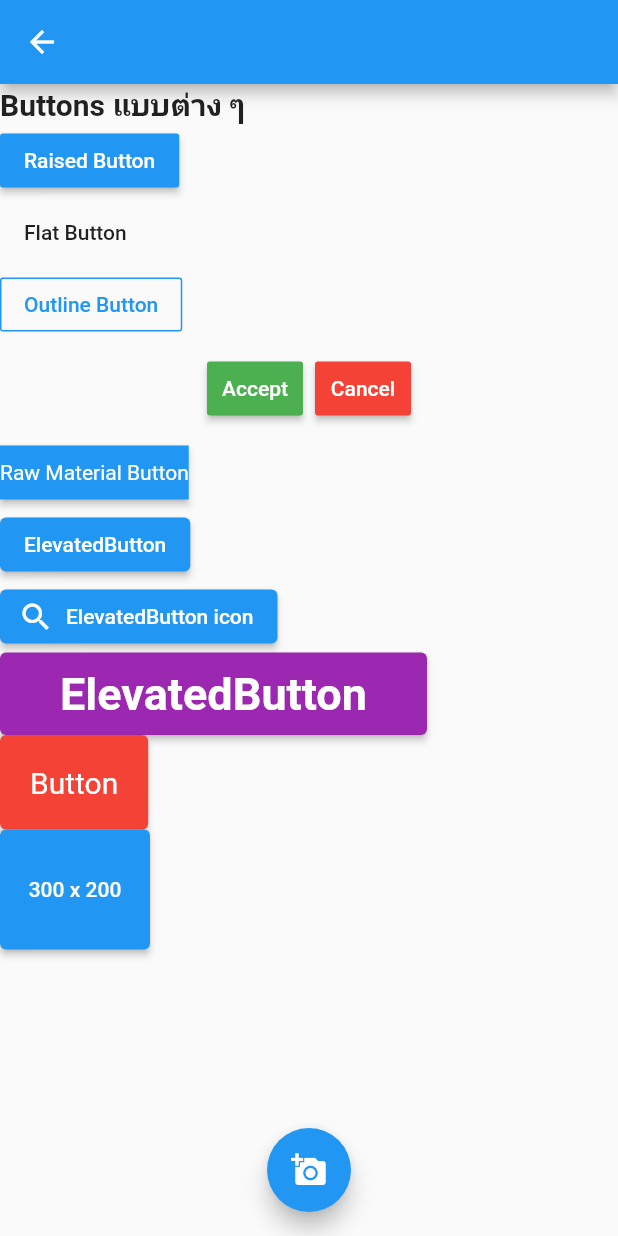
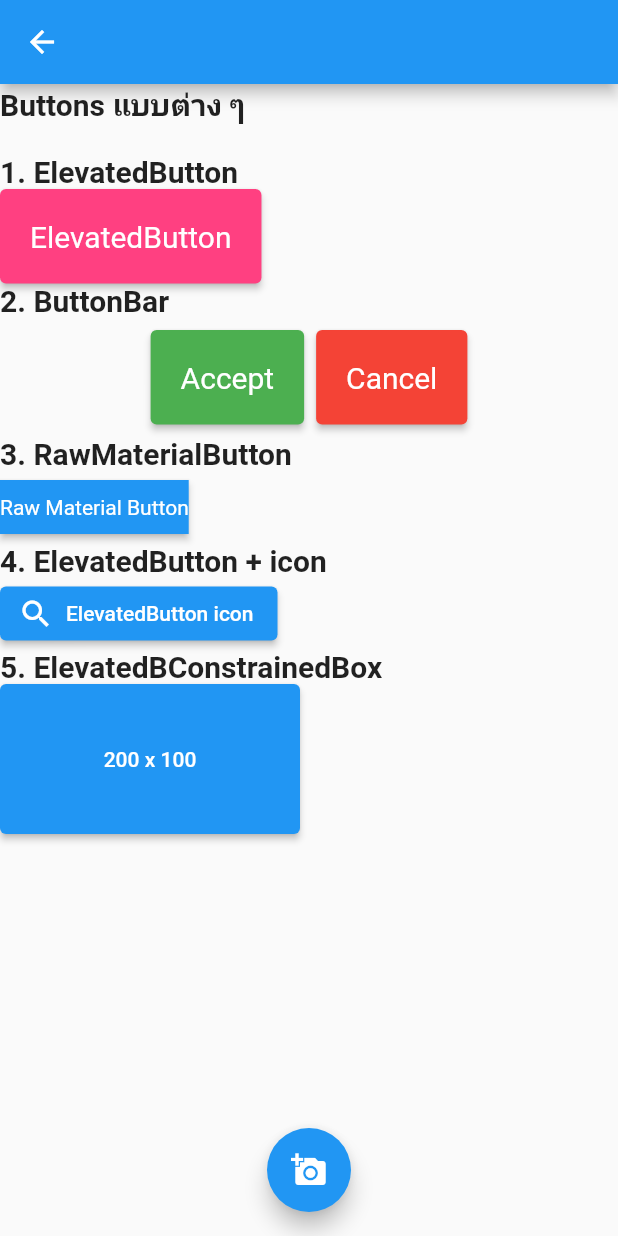
Before and after one commit to SuriyaYa/YRU_Flutter_101, a Flutter app: the ButtonPage screen opened directly with empty values, on a phone screen of 412 x 824 dp. Run offline on Flutter 3.47's test engine with Material 2 defaults, Android fonts, the phone set to English and light mode, and no system bars; our stand-ins replace get.

Commit message:
version_1.0.0+1

```diff
--- a/lib/main.dart
+++ b/lib/main.dart
@@ -1,6 +1,6 @@
 import 'package:flutter/material.dart';
 import 'package:flutter_101/screen/flutterAdvanceMenu.dart';
-import 'package:flutter_101/screen/flutterMenu.dart';
+import 'package:flutter_101/screen/flutterBasicMenu.dart';
 
 import 'screen/dartMenu.dart';
 
@@ -99,7 +99,7 @@ class _MyHomePageState extends State<MyHomePage> {
               ),
               onTap: () {
                 Navigator.push(context, MaterialPageRoute(
-                    builder: (context) => FlutterMenu()
+                    builder: (context) => FlutterBasicMenu()
                 ),
                 );
               },
--- a/lib/screen/dartMenu.dart
+++ b/lib/screen/dartMenu.dart
@@ -1,5 +1,6 @@
 import 'package:flutter/material.dart';
 import 'package:flutter/widgets.dart';
+import 'package:flutter_101/screen/dartBasic/variablePage.dart';
 
 import 'dartBasic/defaultPage.dart';
 import 'dartBasic/printComment.dart';
@@ -73,7 +74,7 @@ class _DartMenuState extends State<DartMenu> {
         );
       } else if (index == 1) {
         Navigator.push(context, MaterialPageRoute(
-            builder: (context) => PrintComment(title: dartMenu[index])
+            builder: (context) => VariablePage(title: dartMenu[index])
         ),
         );
       }else{
--- a/lib/screen/flutterAdvance/listviewPage/listViewBuilderPage.dart
+++ b/lib/screen/flutterAdvance/listviewPage/listViewBuilderPage.dart
@@ -28,7 +28,7 @@ class _ListViewBuilderPageState extends State<ListViewBuilderPage> {
               itemCount: items.length,
               itemBuilder: (BuildContext context,int index){
                 return ListTile(
-                  leading: Icon(Icons.list),
+                  leading: Icon(Icons.sentiment_neutral),
                   title:Text("List ${items[index].characters} / index: $index"),
                   subtitle: Text('subtitle ${items[index].characters}'),
                   trailing: Text("GFG",
--- a/lib/screen/flutterBasic/buttonPage.dart
+++ b/lib/screen/flutterBasic/buttonPage.dart
@@ -28,88 +28,79 @@ class _ButtonPageState extends State<ButtonPage> {
               'Buttons แบบต่าง ๆ',
               style: TextStyle(fontSize: 20, fontWeight: FontWeight.bold),
             ),
-            RaisedButton(
-              onPressed: () => {},
-              color: Colors.blue,
-              child: Text(
-                'Raised Button',
-                style: TextStyle(color: Colors.white),
-              ),
+            SizedBox(height: 20.0,),
+            Text('1. ElevatedButton', style: TextStyle(fontSize: 20, fontWeight: FontWeight.bold),),
+            ElevatedButton(
+              child: Text('ElevatedButton'),
+              style: ButtonStyle(
+                  backgroundColor: MaterialStateProperty.all(Colors.pinkAccent),
+                  padding: MaterialStateProperty.all(EdgeInsets.all(20)),
+                  textStyle: MaterialStateProperty.all(TextStyle(fontSize: 20))),
+              onPressed: () {
+                print('Elevated Button');
+              },
             ),
-            FlatButton(
-              onPressed: () => {},
-              child: Text(
-                'Flat Button',
-              ),
-            ),
-            OutlineButton(
-              onPressed: () => {},
-              textColor: Colors.blue,
-              borderSide: BorderSide(color: Colors.blue, width: 1.0, style: BorderStyle.solid),
-              child: Text(
-                'Outline Button',
-              ),
-            ),
+            Text('2. ButtonBar', style: TextStyle(fontSize: 20, fontWeight: FontWeight.bold),),
             ButtonBar(
               alignment: MainAxisAlignment.center,
               children: <Widget>[
-                RaisedButton(
-                  onPressed: () => {},
-                  color: Colors.green,
-                  child: Text('Accept', style: TextStyle(color: Colors.white),),
+                ElevatedButton(
+                  child: Text('Accept'),
+                  style: ButtonStyle(
+                      backgroundColor: MaterialStateProperty.all(Colors.green),
+                      padding: MaterialStateProperty.all(EdgeInsets.all(20)),
+                      textStyle: MaterialStateProperty.all(TextStyle(fontSize: 20))),
+                  onPressed: () {
+                    print('Accept');
+                  },
                 ),
-                RaisedButton(
-                  onPressed: () => {},
-                  color: Colors.red,
-                  child: Text('Cancel', style: TextStyle(color: Colors.white),),
+                ElevatedButton(
+                  child: Text('Cancel'),
+                  style: ButtonStyle(
+                      backgroundColor: MaterialStateProperty.all(Colors.red),
+                      padding: MaterialStateProperty.all(EdgeInsets.all(20)),
+                      textStyle: MaterialStateProperty.all(TextStyle(fontSize: 20))),
+                  onPressed: () {
+                    print('Cancel');
+                  },
                 ),
               ],
             ),
+            Text('3. RawMaterialButton', style: TextStyle(fontSize: 20, fontWeight: FontWeight.bold),),
             RawMaterialButton(
-              onPressed: ()=>{},
               fillColor: Colors.blue,
               child: Text('Raw Material Button', style: TextStyle(color: Colors.white),),
+              onPressed: () {
+                print('RawMaterialButton');
+              },
             ),
-            ElevatedButton(
-                onPressed: () {},
-                child: Text('ElevatedButton')),
+            Text('4. ElevatedButton + icon', style: TextStyle(fontSize: 20, fontWeight: FontWeight.bold),),
             ElevatedButton.icon(
-              onPressed: () {},
               label: Text('ElevatedButton icon'),
               icon: Icon(Icons.search),
+              onPressed: () {
+                print('ElevatedButton icon');
+              },
             ),
-            ElevatedButton(
-              child: Text('ElevatedButton'),
-              onPressed: () {},
-              style: ElevatedButton.styleFrom(
-                  primary: Colors.purple,
-                  padding: EdgeInsets.symmetric(horizontal: 40, vertical: 10),
-                  textStyle: TextStyle(
-                      fontSize: 30,
-                      fontWeight: FontWeight.bold)),
-            ),
-            ElevatedButton(
-              child: Text('Button'),
-              onPressed: () {},
-              style: ButtonStyle(
-                  backgroundColor: MaterialStateProperty.all(Colors.red),
-                  padding: MaterialStateProperty.all(EdgeInsets.all(20)),
-                  textStyle: MaterialStateProperty.all(TextStyle(fontSize: 20))),
-            ),
+            Text('5. ElevatedBConstrainedBox', style: TextStyle(fontSize: 20, fontWeight: FontWeight.bold),),
             ConstrainedBox(
-              constraints: BoxConstraints.tightFor(width: 100, height: 80),
+              constraints: BoxConstraints.tightFor(width: 200, height: 100),
               child: ElevatedButton(
-                child: Text('300 x 200'),
-                onPressed: () {},
+                child: Text('200 x 100'),
+                onPressed: () {
+                  print('ConstrainedBox');
+                },
               ),
             ),
           ]
       ),
       floatingActionButtonLocation: FloatingActionButtonLocation.centerFloat,
       floatingActionButton: FloatingActionButton(
-        onPressed: ()=>{},
         child: Icon(Icons.add_a_photo),
         backgroundColor: Colors.blue,
+        onPressed: () {
+          print('FloatingActionButton');
+        },
       ),
     );
   }
--- a/lib/screen/flutterBasic/listViewMenu.dart
+++ b/lib/screen/flutterBasic/listViewMenu.dart
@@ -24,7 +24,7 @@ class _ListViewMenuState extends State<ListViewMenu> {
     '1. ListView ListTile',
     '2. ListView Builder',
     '3. ListView Seperated',
-    '4. ListView Custom',
+    // '4. ListView Custom',
 
   ];
 
--- a/lib/screen/flutterMenu.dart
+++ b/lib/screen/flutterBasicMenu.dart
@@ -12,7 +12,7 @@ import 'package:flutter_101/screen/flutterBasic/defaultPage.dart';
 import 'package:flutter_101/screen/flutterBasic/stackPage.dart';
 import 'package:flutter_101/screen/flutterBasic/textPage.dart';
 
-class FlutterMenu extends StatefulWidget {
+class FlutterBasicMenu extends StatefulWidget {
 
   @override
   State<StatefulWidget> createState() {
@@ -20,7 +20,7 @@ class FlutterMenu extends StatefulWidget {
   }
 }
 
-class _FlutterMenuState extends State<FlutterMenu> {
+class _FlutterMenuState extends State<FlutterBasicMenu> {
 
 
   var widgetMenu = [
--- a/lib/screen/mainPage.dart
+++ b/lib/screen/mainPage.dart
@@ -16,7 +16,7 @@ class _MainPageState extends State<MainPage> {
 
     return Scaffold(
       appBar: AppBar(
-        title: Text('menu_contact'.tr),
+        // title: Text('mainpage'.tr),
       ),
       body: new Container(
         // decoration: BackgroundYRU.decorationApp(),
```
Also changed, not shown: lib/screen/dartBasic/printComment.dart (+16 -2 lines), lib/screen/dartBasic/variablePage.dart (added, +100 -0 lines), lib/screen/flutterAdvance/listviewPage/listViewSeperatedPage.dart (+26 -24 lines), lib/screen/flutterBasic/centerPage.dart (+15 -4 lines).
